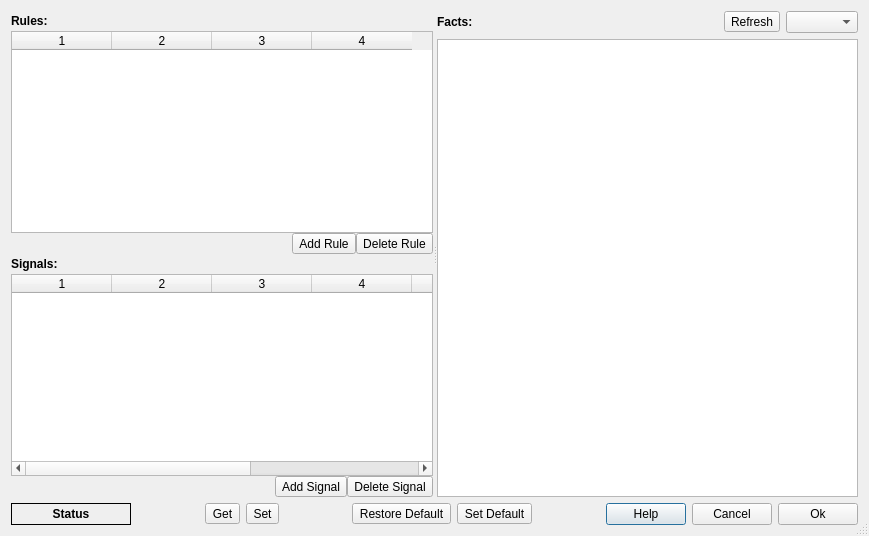
The window that dasmon/client/RuleConfigDialog.ui (ADARA-Neutrons/adara) describes before a commit, drawn with Qt 5.
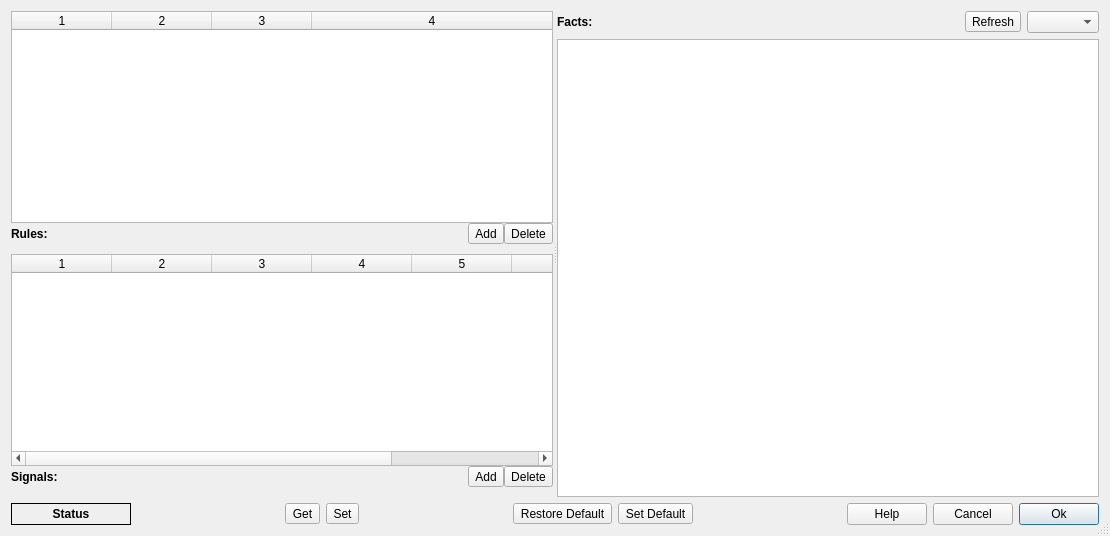
The same window after the commit.

Commit message: - Added rule and signal disable option to dasmon - Fixed emit state in dasmond to always send run status - Update dasmond and dasmon client version numbers to match (these changes are not backward compatible)

What changed in the file:
```diff
--- a/dasmon/client/RuleConfigDialog.ui
+++ b/dasmon/client/RuleConfigDialog.ui
@@ -6,7 +6,7 @@
    <rect>
     <x>0</x>
     <y>0</y>
-    <width>869</width>
+    <width>1110</width>
     <height>536</height>
    </rect>
   </property>
@@ -23,40 +23,10 @@
       <enum>Qt::Horizontal</enum>
      </property>
      <widget class="QWidget" name="layoutWidget">
-      <layout class="QVBoxLayout" name="verticalLayout">
+      <layout class="QVBoxLayout" name="verticalLayout" stretch="0,0,0,0,0,0">
        <property name="spacing">
         <number>0</number>
        </property>
-       <item>
-        <layout class="QHBoxLayout" name="horizontalLayout_6">
-         <item>
-          <widget class="QLabel" name="label">
-           <property name="font">
-            <font>
-             <weight>75</weight>
-             <bold>true</bold>
-            </font>
-           </property>
-           <property name="text">
-            <string>Rules:</string>
-           </property>
-          </widget>
-         </item>
-         <item>
-          <spacer name="horizontalSpacer_5">
-           <property name="orientation">
-            <enum>Qt::Horizontal</enum>
-           </property>
-           <property name="sizeHint" stdset="0">
-            <size>
-             <width>40</width>
-             <height>20</height>
-            </size>
-           </property>
-          </spacer>
-         </item>
-        </layout>
-       </item>
        <item>
         <widget class="QTableWidget" name="ruleTable">
          <property name="alternatingRowColors">
@@ -81,7 +51,7 @@
           <bool>false</bool>
          </attribute>
          <attribute name="horizontalHeaderStretchLastSection">
-          <bool>false</bool>
+          <bool>true</bool>
          </attribute>
          <attribute name="verticalHeaderVisible">
           <bool>false</bool>
@@ -94,6 +64,19 @@
        </item>
        <item>
         <layout class="QHBoxLayout" name="horizontalLayout_3">
+         <item>
+          <widget class="QLabel" name="label">
+           <property name="font">
+            <font>
+             <weight>75</weight>
+             <bold>true</bold>
+            </font>
+           </property>
+           <property name="text">
+            <string>Rules:</string>
+           </property>
+          </widget>
+         </item>
          <item>
           <spacer name="horizontalSpacer_7">
            <property name="orientation">
@@ -117,7 +100,7 @@
             </font>
            </property>
            <property name="text">
-            <string>Add Rule</string>
+            <string>Add</string>
            </property>
           </widget>
          </item>
@@ -131,7 +114,7 @@
             </font>
            </property>
            <property name="text">
-            <string>Delete Rule</string>
+            <string>Delete</string>
            </property>
            <property name="popupMode">
             <enum>QToolButton::InstantPopup</enum>
@@ -141,34 +124,20 @@
         </layout>
        </item>
        <item>
-        <layout class="QHBoxLayout" name="horizontalLayout_5">
-         <item>
-          <widget class="QLabel" name="label_2">
-           <property name="font">
-            <font>
-             <weight>75</weight>
-             <bold>true</bold>
-            </font>
-           </property>
-           <property name="text">
-            <string>Signals:</string>
-           </property>
-          </widget>
-         </item>
-         <item>
-          <spacer name="horizontalSpacer_2">
-           <property name="orientation">
-            <enum>Qt::Horizontal</enum>
-           </property>
-           <property name="sizeHint" stdset="0">
-            <size>
-             <width>40</width>
-             <height>20</height>
-            </size>
-           </property>
-          </spacer>
-         </item>
-        </layout>
+        <spacer name="verticalSpacer">
+         <property name="orientation">
+          <enum>Qt::Vertical</enum>
+         </property>
+         <property name="sizeType">
+          <enum>QSizePolicy::Fixed</enum>
+         </property>
+         <property name="sizeHint" stdset="0">
+          <size>
+           <width>1</width>
+           <height>10</height>
+          </size>
+         </property>
+        </spacer>
        </item>
        <item>
         <widget class="QTableWidget" name="signalTable">
@@ -194,7 +163,7 @@
           <bool>false</bool>
          </attribute>
          <attribute name="horizontalHeaderStretchLastSection">
-          <bool>false</bool>
+          <bool>true</bool>
          </attribute>
          <attribute name="verticalHeaderVisible">
           <bool>false</bool>
@@ -213,6 +182,19 @@
        </item>
        <item>
         <layout class="QHBoxLayout" name="horizontalLayout_2">
+         <item>
+          <widget class="QLabel" name="label_2">
+           <property name="font">
+            <font>
+             <weight>75</weight>
+             <bold>true</bold>
+            </font>
+           </property>
+           <property name="text">
+            <string>Signals:</string>
+           </property>
+          </widget>
+         </item>
          <item>
           <spacer name="horizontalSpacer_6">
            <property name="orientation">
@@ -235,7 +217,7 @@
             </font>
            </property>
            <property name="text">
-            <string>Add Signal</string>
+            <string>Add</string>
            </property>
           </widget>
          </item>
@@ -248,12 +230,28 @@
             </font>
            </property>
            <property name="text">
-            <string>Delete Signal</string>
+            <string>Delete</string>
            </property>
           </widget>
          </item>
         </layout>
        </item>
+       <item>
+        <spacer name="verticalSpacer_2">
+         <property name="orientation">
+          <enum>Qt::Vertical</enum>
+         </property>
+         <property name="sizeType">
+          <enum>QSizePolicy::Fixed</enum>
+         </property>
+         <property name="sizeHint" stdset="0">
+          <size>
+           <width>1</width>
+           <height>10</height>
+          </size>
+         </property>
+        </spacer>
+       </item>
       </layout>
      </widget>
      <widget class="QWidget" name="layoutWidget_2">
@@ -411,6 +409,9 @@
        <property name="text">
         <string>Help</string>
        </property>
+       <property name="autoDefault">
+        <bool>false</bool>
+       </property>
       </widget>
      </item>
      <item>
@@ -418,6 +419,9 @@
        <property name="text">
         <string>Cancel</string>
        </property>
+       <property name="autoDefault">
+        <bool>false</bool>
+       </property>
       </widget>
      </item>
      <item>
@@ -425,6 +429,9 @@
        <property name="text">
         <string>Ok</string>
        </property>
+       <property name="default">
+        <bool>true</bool>
+       </property>
       </widget>
      </item>
     </layout>
```
Left out of the diff: 88 changed lines with no effect on the pictures. The commit also changes 15 other files.
